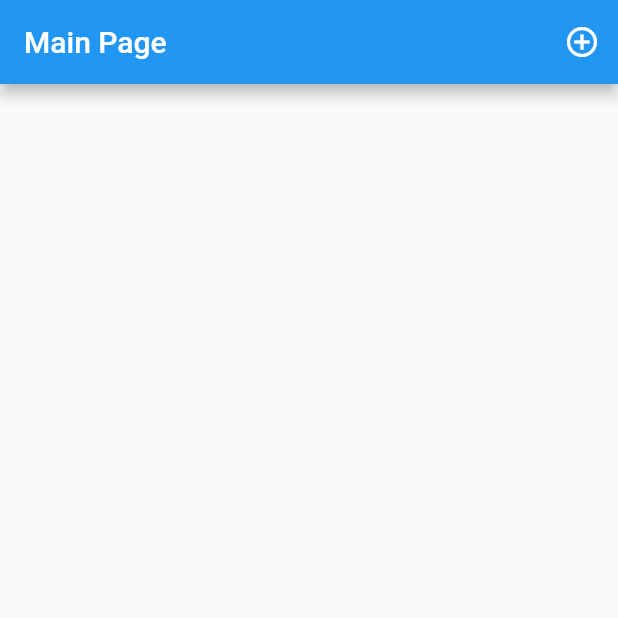
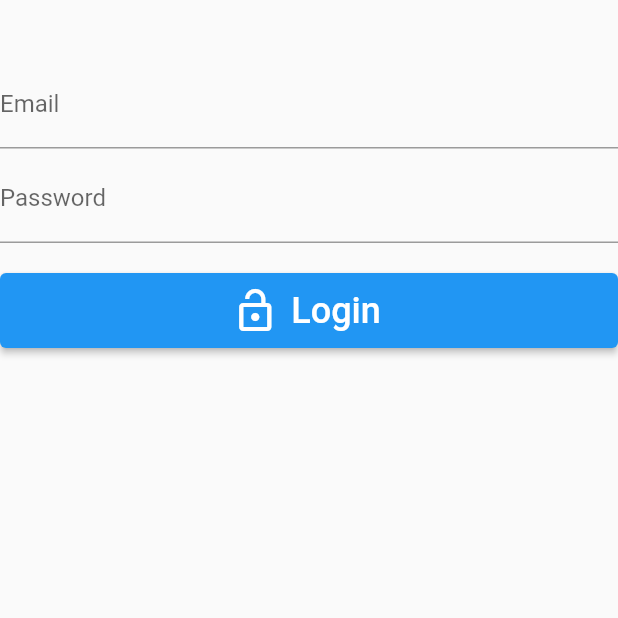
Before and after one commit to osamhack2022/WEB_APP_DroneTheBeat_DroneTheBeat, a Flutter app: the screen it shows after launch, on a phone screen of 412 x 824 dp, the top half of it. Run offline on Flutter 3.47's test engine with Material 2 defaults, Android fonts, the phone set to English and light mode, and no system bars; our stand-ins replace cloud_firestore, firebase_auth, firebase_core, google_maps_flutter; accounts and stored records are empty.

Commit message:
Firebase Authentication 연동 및  Login 기능 구현

```diff
--- a/lib/components/google_map_flight_area.dart
+++ b/lib/components/google_map_flight_area.dart
@@ -12,7 +12,7 @@ class GoogleMapFlightArea extends StatelessWidget {
       child: GoogleMap(
         initialCameraPosition: CameraPosition(
           target: currentLocation,
-          zoom: 14,
+          zoom: 10,
         ),
       ),
     );
--- /dev/null
+++ b/lib/components/login_text_field.dart
@@ -0,0 +1,8 @@
+import 'package:flutter/material.dart';
+
+class LoginTextField extends StatelessWidget {
+  @override
+  Widget build(BuildContext context) {
+    return Container();
+  }
+}
--- a/lib/main.dart
+++ b/lib/main.dart
@@ -1,5 +1,7 @@
+import 'package:firebase_auth/firebase_auth.dart';
 import 'package:flutter/material.dart';
 import 'package:firebase_core/firebase_core.dart';
+import 'package:helloworld/pages/login_page.dart';
 import 'firebase_options.dart';
 import 'pages/home_page.dart';
 
@@ -16,7 +18,16 @@ class MyApp extends StatelessWidget {
   Widget build(BuildContext context) {
     return MaterialApp(
       debugShowCheckedModeBanner: false,
-      home: HomePage(),
+      home: StreamBuilder<User?>(
+        stream: FirebaseAuth.instance.authStateChanges(),
+        builder: ((context, snapshot) {
+          if (snapshot.hasData) {
+            return HomePage();
+          } else {
+            return LoginPage();
+          }
+        }),
+      ),
     );
   }
 }
--- /dev/null
+++ b/lib/pages/login_page.dart
@@ -0,0 +1,53 @@
+import 'package:firebase_auth/firebase_auth.dart';
+import 'package:firebase_core/firebase_core.dart';
+import 'package:flutter/material.dart';
+
+class LoginPage extends StatelessWidget {
+  final emailController = TextEditingController();
+  final passwordController = TextEditingController();
+
+  @override
+  Widget build(BuildContext context) {
+    return Scaffold(
+      body: ListView(
+        children: [
+          SizedBox(height: 40),
+          TextField(
+            controller: emailController,
+            cursorColor: Colors.white,
+            textInputAction: TextInputAction.next,
+            decoration: InputDecoration(
+              labelText: 'Email',
+            ),
+          ),
+          SizedBox(height: 4),
+          TextField(
+            controller: passwordController,
+            textInputAction: TextInputAction.done,
+            decoration: InputDecoration(labelText: 'Password'),
+            obscureText: true,
+          ),
+          SizedBox(height: 20),
+          ElevatedButton.icon(
+            style: ElevatedButton.styleFrom(
+              minimumSize: Size.fromHeight(50),
+            ),
+            icon: Icon(Icons.lock_open, size: 32),
+            label: Text(
+              'Login',
+              style: TextStyle(fontSize: 24),
+            ),
+            onPressed: Login,
+          ),
+        ],
+      ),
+    );
+  }
+
+  Future Login() async {
+    await FirebaseAuth.instance.signInWithEmailAndPassword(
+      email: emailController.text.trim(),
+      password: passwordController.text.trim(),
+    );
+  }
+}
```
Also changed, not shown: 2 other files.
